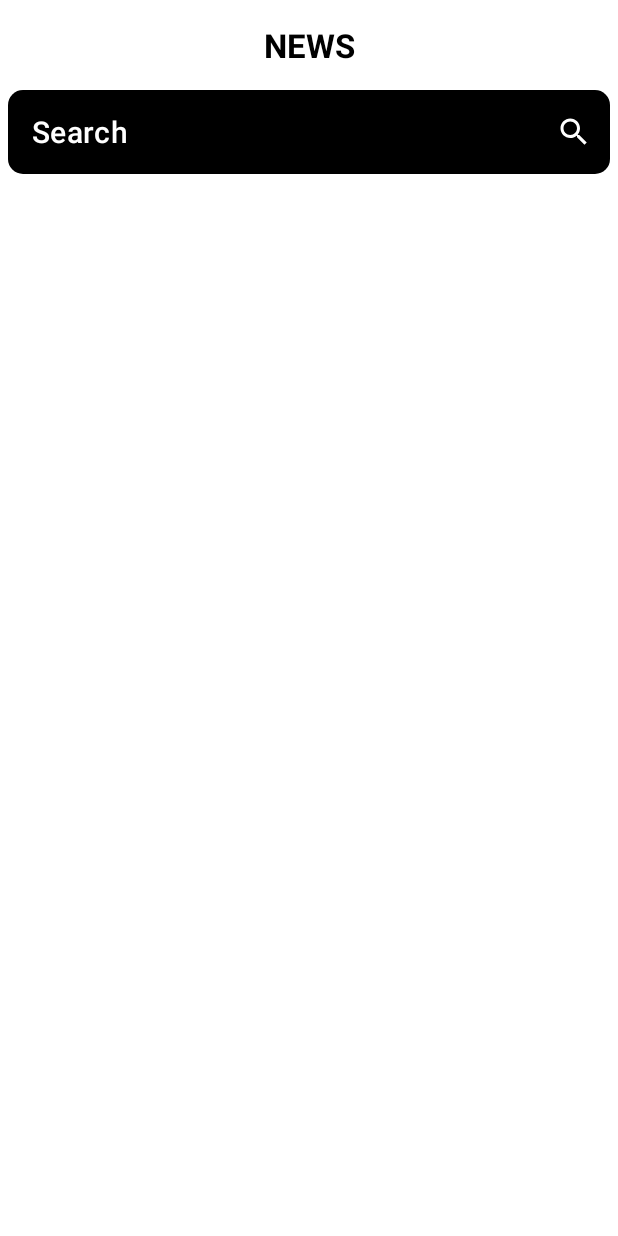
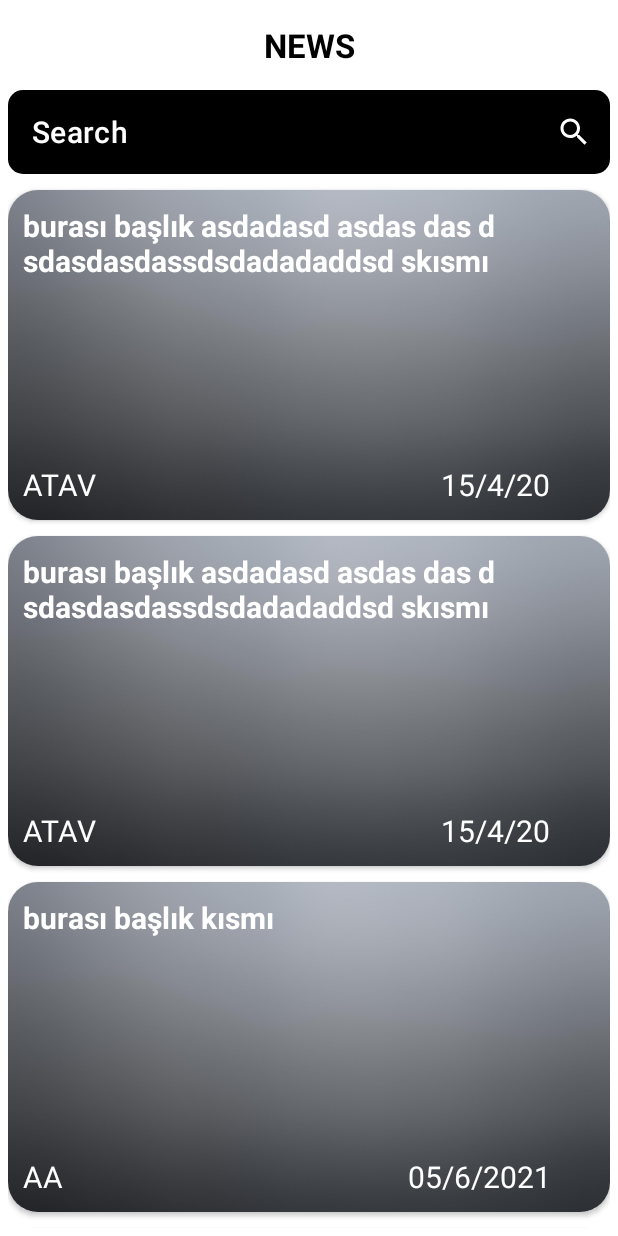
Before and after one commit to brluzn/NewsApp, an Android app: the screen it shows after launch (MainActivity), on a phone screen of 412 x 824 dp. Run offline under Robolectric (Android 15) with nearby library versions, the phone set to English and light mode, and no system bars.

```diff
--- a/app/build.gradle
+++ b/app/build.gradle
@@ -33,6 +33,7 @@ dependencies {
     implementation 'androidx.appcompat:appcompat:1.2.0'
     implementation 'com.google.android.material:material:1.2.1'
     implementation 'androidx.constraintlayout:constraintlayout:2.0.1'
+    implementation 'org.jetbrains:annotations:15.0'
     testImplementation 'junit:junit:4.+'
     androidTestImplementation 'androidx.test.ext:junit:1.1.2'
     androidTestImplementation 'androidx.test.espresso:espresso-core:3.3.0'
--- a/app/src/main/java/com/example/newsapp/MainActivity.java
+++ b/app/src/main/java/com/example/newsapp/MainActivity.java
@@ -3,15 +3,20 @@ package com.example.newsapp;
 import androidx.appcompat.app.AppCompatActivity;
 import androidx.appcompat.widget.SearchView;
 import androidx.appcompat.widget.Toolbar;
+import androidx.recyclerview.widget.LinearLayoutManager;
 import androidx.recyclerview.widget.RecyclerView;
 
 import android.os.Bundle;
 import android.view.Menu;
 
+import java.util.ArrayList;
+
 public class MainActivity extends AppCompatActivity implements SearchView.OnQueryTextListener {
 
     private Toolbar toolbar;
     private RecyclerView recyclerView;
+    private ArrayList<model_class> allNews;
+    private RVAdapter adapter;
 
 
     @Override
@@ -21,10 +26,26 @@ public class MainActivity extends AppCompatActivity implements SearchView.OnQuer
 
         toolbar=findViewById(R.id.toolbar);
         recyclerView=findViewById(R.id.recyclerview);
+        recyclerView.setHasFixedSize(true);
         toolbar.setTitle("Search");
         setSupportActionBar(toolbar);
 
+        recyclerView.setLayoutManager(new LinearLayoutManager(this));
 
+        allNews=new ArrayList<>();
+
+        model_class a=new model_class("burası başlık asdadasd asdas das d sdasdasdassdsdadadaddsd skısmı","ATAV","haberin link","15/4/20","imafe");
+        model_class b=new model_class("burası başlık kısmı","AA","source","05/6/2021","imafe");
+
+        allNews.add(a);
+        allNews.add(a);
+        allNews.add(b);
+        allNews.add(b);
+        allNews.add(b);
+        allNews.add(b);
+
+        adapter=new RVAdapter(this,allNews);
+        recyclerView.setAdapter(adapter);
     }
 
     @Override
--- a/app/src/main/java/com/example/newsapp/RVAdapter.java
+++ b/app/src/main/java/com/example/newsapp/RVAdapter.java
@@ -1,14 +1,19 @@
 package com.example.newsapp;
 
 import android.content.Context;
+import android.view.LayoutInflater;
+import android.view.View;
+import android.view.ViewGroup;
+import android.widget.ImageView;
 import android.widget.TextView;
 
+import androidx.annotation.NonNull;
 import androidx.cardview.widget.CardView;
 import androidx.recyclerview.widget.RecyclerView;
 
 import java.util.List;
 
-public class RVAdapter {
+public class RVAdapter extends RecyclerView.Adapter<RVAdapter.CardViewVH>{
     private Context mContext;
     private List<model_class> Allnews;
 
@@ -17,10 +22,51 @@ public class RVAdapter {
         Allnews = allnews;
     }
 
+    @NonNull
+    @org.jetbrains.annotations.NotNull
+    @Override
+    public CardViewVH onCreateViewHolder(@NonNull @org.jetbrains.annotations.NotNull ViewGroup parent, int viewType) {
+        View itemView= LayoutInflater.from(parent.getContext()).inflate(R.layout.card_view_layout,parent,false);
+
+        return new CardViewVH(itemView);
+    }
+
+    @Override
+    public void onBindViewHolder(@NonNull @org.jetbrains.annotations.NotNull RVAdapter.CardViewVH holder, int position) {
+
+        String title=Allnews.get(position).getTitle();
+        String date=Allnews.get(position).getPubDate();
+        String source=Allnews.get(position).getSource();
+        String image_url=Allnews.get(position).getImage_url();
+        String link=Allnews.get(position).getLink();
+
+        holder.card_title.setText(title);
+        holder.card_date.setText(date);
+        holder.card_source.setText(source);
+
+
+    }
+
+    @Override
+    public int getItemCount() {
+        return Allnews.size();
+    }
+
     public class CardViewVH extends RecyclerView.ViewHolder{
         public CardView cardView;
         public TextView card_title;
         public TextView card_date;
         public TextView card_source;
+        public ImageView card_image;
+
+        public CardViewVH(View view){
+            super(view);
+
+            cardView=view.findViewById(R.id.card_view_row);
+            card_title=view.findViewById(R.id.card_title);
+            card_date=view.findViewById(R.id.card_date);
+            card_source=view.findViewById(R.id.card_source);
+            card_image=view.findViewById(R.id.card_image);
+        }
     }
 }
--- a/app/src/main/res/layout/card_view_layout.xml
+++ b/app/src/main/res/layout/card_view_layout.xml
@@ -3,17 +3,18 @@
     xmlns:android="http://schemas.android.com/apk/res/android"
     xmlns:app="http://schemas.android.com/apk/res-auto"
     android:layout_width="match_parent"
-    android:layout_height="match_parent"
+    android:layout_height="wrap_content"
     android:orientation="vertical"
-    android:background="@color/black"
+
 
     >
 
     <androidx.cardview.widget.CardView
         android:id="@+id/card_view_row"
         android:layout_width="match_parent"
-        android:layout_height="200dp"
-        android:layout_margin="10dp"
+        android:layout_height="220dp"
+        android:layout_marginTop="5dp"
+        android:layout_marginBottom="5dp"
         app:cardBackgroundColor="@color/material_on_primary_disabled"
         app:cardCornerRadius="20dp">
 
@@ -41,6 +42,7 @@
                 android:layout_margin="10dp"
                 android:textColor="@color/white"
                 android:textSize="20sp"
+                android:textStyle="bold"
 
                 />
 
@@ -76,7 +78,7 @@
                 android:gravity="right"
                 android:textSize="20sp"
                 android:layout_marginBottom="10dp"
-                android:layout_marginLeft="200dp"
+                android:layout_marginLeft="230dp"
                 android:textColor="@color/white"
                 />
 
```
